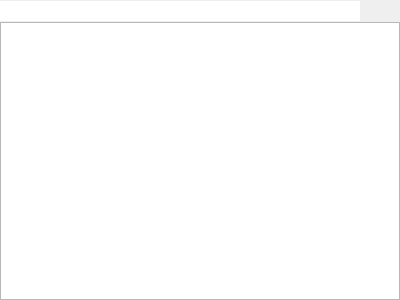
Before: the Qt Designer form manuskript/ui/search_ui.ui in olivierkes/manuskript, drawn with Qt 5.
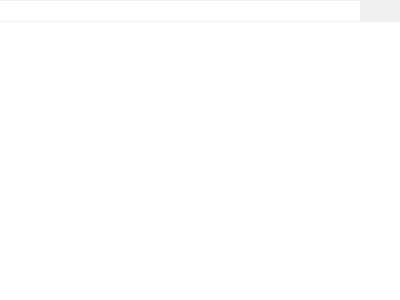
After: the same form once the commit is applied. Icons and pictures are not drawn.

Diff of the .ui file:
```diff
--- a/manuskript/ui/search_ui.ui
+++ b/manuskript/ui/search_ui.ui
@@ -65,7 +65,11 @@
     </layout>
    </item>
    <item>
-    <widget class="QListWidget" name="result"/>
+    <widget class="QListWidget" name="result">
+     <property name="frameShape">
+      <enum>QFrame::NoFrame</enum>
+     </property>
+    </widget>
    </item>
   </layout>
  </widget>
```
